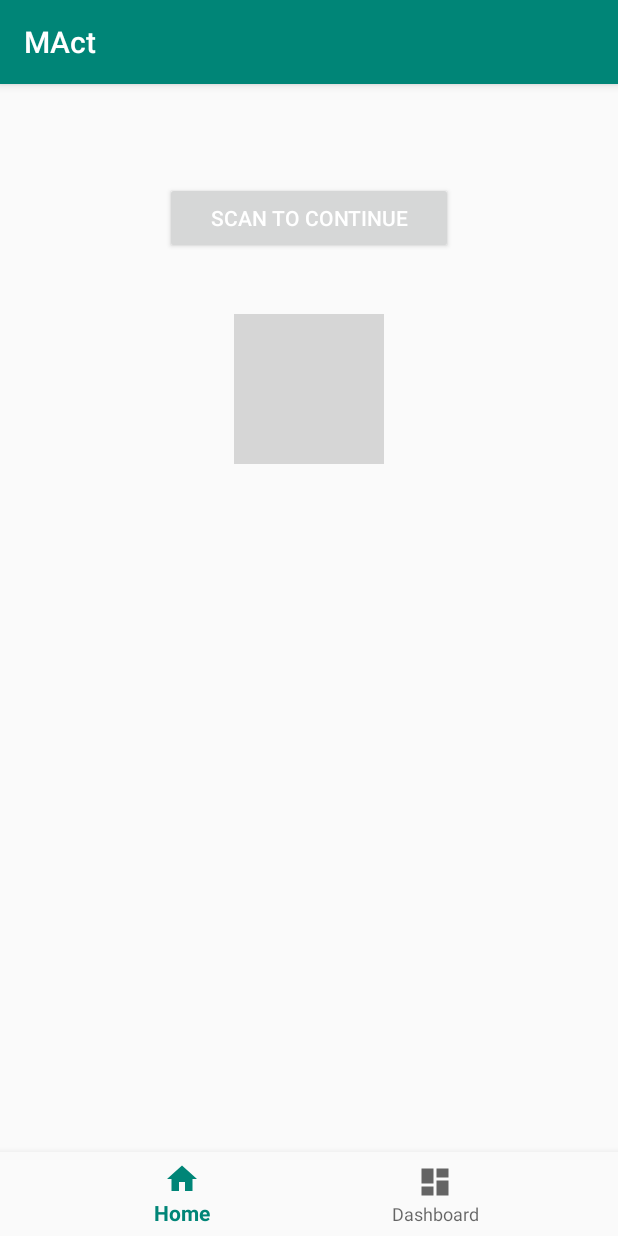
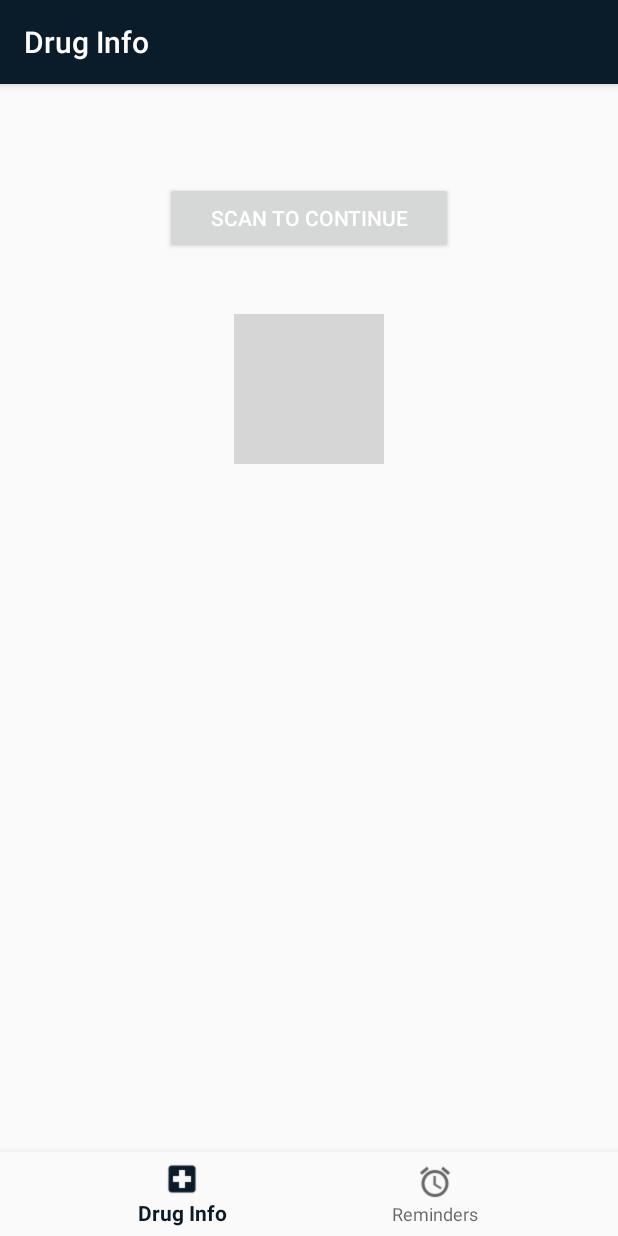
Before and after one commit to hackabit19/BETA-TESTERS, an Android app: the MAct screen opened directly, with no data from a screen before it, on a phone screen of 412 x 824 dp. Run offline under Robolectric (Android 15) with nearby library versions, the phone set to English and light mode, and no system bars; our stand-ins replace Firebase (no records; nobody signed in at launch, a user with empty details on screens opened directly); libraries missing offline, so code that uses them is left out: ai.api, ai.api.android, ai.api.model, com.dd.morphingbutton, com.victor.loading; plain views replace LinearProgressButton, RippleView, RotateLoading; 8 statements that could not run were skipped; grey boxes are pictures that could not be loaded.

Commit message:
:green_heart: drugInfo end

```diff
--- a/Application/app/src/main/java/com/example/hackabit/MAct.java
+++ b/Application/app/src/main/java/com/example/hackabit/MAct.java
@@ -24,9 +24,11 @@ public class MAct extends AppCompatActivity {
             switch (item.getItemId()) {
                 case R.id.navigation_home:
                     fragment = new Scan();
+                    getSupportActionBar().setTitle("Drug Info");
                     break;
                 case R.id.navigation_dashboard:
                     fragment = new Chat();
+                    getSupportActionBar().setTitle("Reminders");
                     break;
             }
             if(fragment != null){
@@ -45,6 +47,7 @@ public class MAct extends AppCompatActivity {
     protected void onCreate(Bundle savedInstanceState) {
         super.onCreate(savedInstanceState);
         setContentView(R.layout.activity_m);
+        getSupportActionBar().setTitle("Drug Info");
         BottomNavigationView navView = findViewById(R.id.nav_view);
         Fragment frag = new Scan();
         FragmentTransaction fragmentTransaction = getSupportFragmentManager().beginTransaction();
--- a/Application/app/src/main/res/layout/fragment_scan.xml
+++ b/Application/app/src/main/res/layout/fragment_scan.xml
@@ -91,6 +91,22 @@
                 android:background="@drawable/shapebutt"
                 android:text="Ingredients"
                 android:textColor="#FFFFFF" />
+
+            <Button
+                android:layout_width="wrap_content"
+                android:layout_height="wrap_content"
+                android:paddingHorizontal="20dp"
+                android:background="@drawable/shapebutt"
+                android:text="Dosage"
+                android:textColor="#FFFFFF" />
+
+            <Button
+                android:layout_width="wrap_content"
+                android:layout_height="wrap_content"
+                android:paddingHorizontal="20dp"
+                android:background="@drawable/shapebutt"
+                android:text="Dosage"
+                android:textColor="#FFFFFF" />
         </com.andexert.library.RippleView>
         </LinearLayout>
     </LinearLayout>
--- a/Application/app/src/main/res/menu/bottom_nav_menu.xml
+++ b/Application/app/src/main/res/menu/bottom_nav_menu.xml
@@ -3,13 +3,13 @@
 
     <item
         android:id="@+id/navigation_home"
-        android:icon="@drawable/ic_home_black_24dp"
-        android:title="@string/title_home" />
+        android:icon="@drawable/med"
+        android:title="Drug Info" />
 
     <item
         android:id="@+id/navigation_dashboard"
-        android:icon="@drawable/ic_dashboard_black_24dp"
-        android:title="@string/title_dashboard" />
+        android:icon="@drawable/rem"
+        android:title="Reminders" />
 
 
 </menu>
--- a/Application/app/src/main/res/values/colors.xml
+++ b/Application/app/src/main/res/values/colors.xml
@@ -1,7 +1,7 @@
 <?xml version="1.0" encoding="utf-8"?>
 <resources>
-    <color name="colorPrimary">#008577</color>
-    <color name="colorPrimaryDark">#00574B</color>
+    <color name="colorPrimary">#0A1B2A</color>
+    <color name="colorPrimaryDark">#0A1B2A</color>
     <color name="colorAccent">#D81B60</color>
     <color name="green">#58FA58</color>
     <color name="dark_green">#21610B</color>
```
Also changed, not shown: Application/app/src/main/java/com/example/hackabit/Chat.java (+3 -63 lines), Application/app/src/main/res/drawable/med.png (added), Application/app/src/main/res/drawable/rem.png (added).
